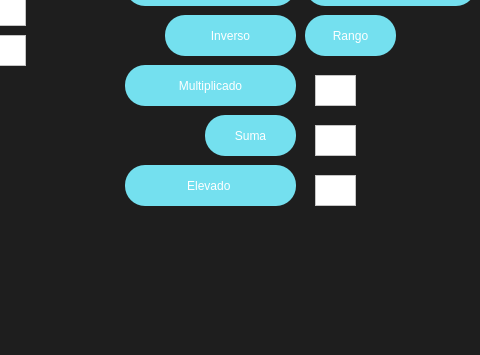
Above: MatrisesSimple2x2.ui from XMunteR/Calculadora before the change; both pictures show x 175 to 655 and y 145 to 500 of the 741 by 500 pixel window. Below: the same form after it.
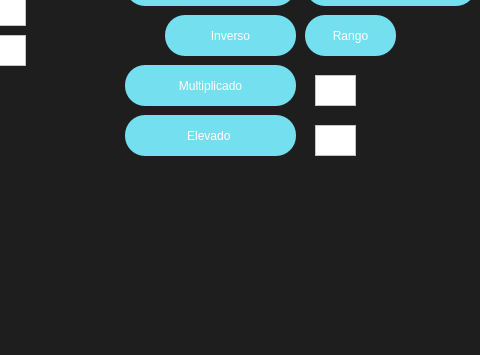
That is the form after the change.

```diff
--- a/MatrisesSimple2x2.ui
+++ b/MatrisesSimple2x2.ui
@@ -241,25 +241,8 @@
     <property name="geometry">
      <rect>
       <x>300</x>
-      <y>310</y>
-      <width>171</width>
-      <height>41</height>
-     </rect>
-    </property>
-    <property name="styleSheet">
-     <string notr="true">font: 20pt &quot;impact&quot;;
-border-radius:20px;</string>
-    </property>
-    <property name="text">
-     <string>Elevado </string>
-    </property>
-   </widget>
-   <widget class="QPushButton" name="RecCalculateButton_6">
-    <property name="geometry">
-     <rect>
-      <x>380</x>
       <y>260</y>
-      <width>91</width>
+      <width>171</width>
       <height>41</height>
      </rect>
     </property>
@@ -268,7 +251,7 @@
 border-radius:20px;</string>
     </property>
     <property name="text">
-     <string>Suma</string>
+     <string>Elevado </string>
     </property>
    </widget>
    <widget class="QTextEdit" name="ExtIzqEntry_10">
@@ -284,20 +267,7 @@
      <string notr="true">background-color: rgb(255, 255, 255);</string>
     </property>
    </widget>
-   <widget class="QTextEdit" name="ExtIzqEntry_11">
-    <property name="geometry">
-     <rect>
-      <x>490</x>
-      <y>320</y>
-      <width>41</width>
-      <height>31</height>
-     </rect>
-    </property>
-    <property name="styleSheet">
-     <string notr="true">background-color: rgb(255, 255, 255);</string>
-    </property>
-   </widget>
-   <widget class="QTextEdit" name="ExtIzqEntry_12">
+   <widget class="QTextEdit" name="MultiEntry">
     <property name="geometry">
      <rect>
       <x>490</x>
```
Left out of the diff: 8 changed lines with no effect on the pictures.
